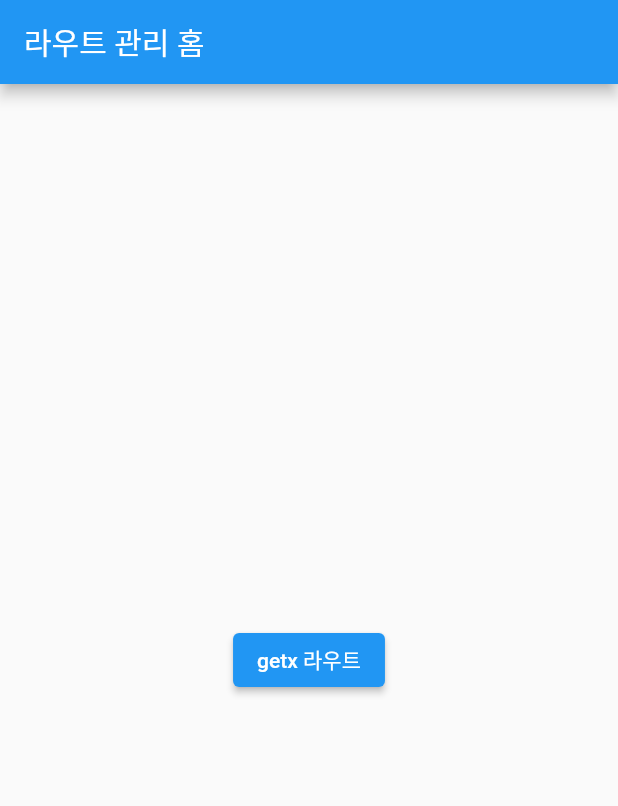
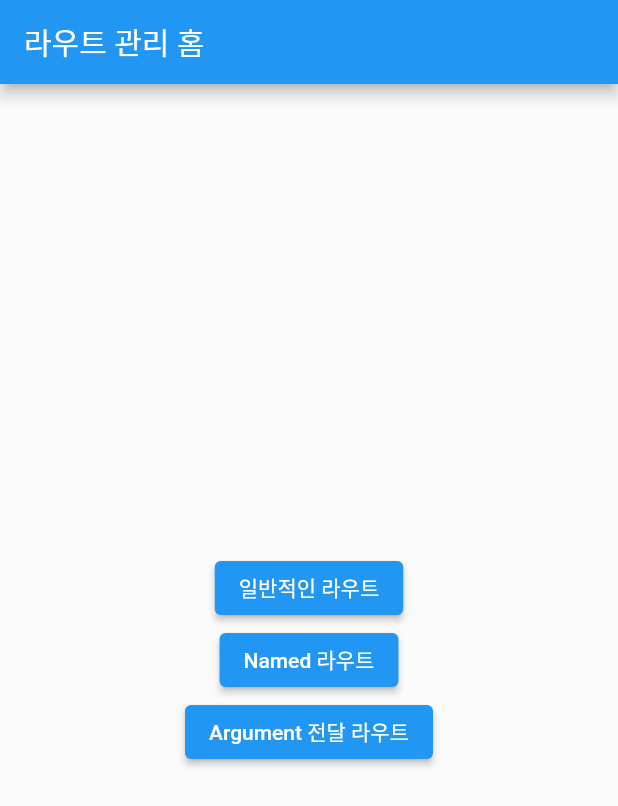
Before and after one commit to devdabong/flutterGetx, a Flutter app: the screen it shows after launch, on a phone screen of 412 x 824 dp. Shown: the top 806 px of the screen. Run offline on Flutter 3.47's test engine with Material 2 defaults, Android fonts, the phone set to English and light mode, and no system bars; our stand-ins replace get.

Commit message:
일반적인 라우터, Named 라우터, Named+argument 라우터

```diff
--- a/lib/main.dart
+++ b/lib/main.dart
@@ -1,5 +1,9 @@
 import 'package:flutter/material.dart';
 import 'package:flutter_getx/src/home.dart';
+import 'package:flutter_getx/src/pages/named/first.dart';
+import 'package:flutter_getx/src/pages/named/second.dart';
+import 'package:flutter_getx/src/pages/next.dart';
+import 'package:flutter_getx/src/pages/normal/first.dart';
 import 'package:get/get.dart';
 
 void main() => runApp(MyApp());
@@ -12,7 +16,37 @@ class MyApp extends StatelessWidget {
       theme: ThemeData(
         primarySwatch: Colors.blue,
       ),
-      home: Home(),
+      //home: Home(),
+      //original named 방식
+      initialRoute: "/",
+      // routes: {
+      //   "/": (context) => Home(),
+      //   "/first": (context) => FirstNamedPage(),
+      //   "/second": (context) => SecondNamedPage(),
+      // },
+      //getx named 방식
+      getPages: [
+        GetPage(
+          name: "/",
+          page: () => Home(),
+          transition: Transition.fade,
+        ),
+        GetPage(
+          name: "/first",
+          page: () => FirstNamedPage(),
+          transition: Transition.fade,
+        ),
+        GetPage(
+          name: "/second",
+          page: () => SecondNamedPage(),
+          transition: Transition.fade,
+        ),
+        GetPage(
+          name: "/next",
+          page: () => NextPage(),
+          transition: Transition.fade,
+        ),
+      ],
     );
   }
 }
--- a/lib/src/home.dart
+++ b/lib/src/home.dart
@@ -3,6 +3,7 @@ import 'package:flutter_getx/src/pages/normal/first.dart';
 import 'package:get/get.dart';
 //import 'package:flutter_getx/src/pages/normal/first.dart';
 
+// github : devdabong/flutterGetx
 class Home extends StatelessWidget {
   @override
   Widget build(BuildContext context) {
@@ -15,9 +16,9 @@ class Home extends StatelessWidget {
           mainAxisAlignment: MainAxisAlignment.center,
           children: [
             ElevatedButton(
-              child: Text("getx 라우트"),
+              child: Text("일반적인 라우트"),
               onPressed: () {
-                // 일반적인 라우트 방식
+                // original 일반적인 라우트 방식
                 // Navigator.of(context).push(MaterialPageRoute(
                 //   builder: (_) => FirstPage(),
                 // ));
@@ -25,10 +26,42 @@ class Home extends StatelessWidget {
                 //getX 를 이용한 라우트 방식
                 Get.to(FirstPage());
               },
-            )
+            ),
+            ElevatedButton(
+              child: Text("Named 라우트"),
+              onPressed: () {
+                // original named 방식
+                //Navigator.of(context).pushNamed("/first");
+
+                // getx named 방식
+                Get.toNamed("/first");
+              },
+            ),
+            ElevatedButton(
+              child: Text("Argument 전달 라우트"),
+              onPressed: () {
+                // original named 방식
+                //Navigator.of(context).pushNamed("/first");
+
+                // getx named 방식
+                Get.toNamed("/next", arguments: User(name: "다봉이", age: 28));
+                //Get.toNamed("/next", arguments: {"name": "다봉", "age": "28"});
+                //Get.toNamed("/next", arguments: "다봉");
+                //Get.toNamed("/first");
+
+                // getx normal 방식
+                //Get.to(FirstPage(), arguments: "다봉");
+              },
+            ),
           ],
         ),
       ),
     );
   }
 }
+
+class User {
+  String name;
+  int age;
+  User({this.name, this.age});
+}
```
Also changed, not shown: lib/src/pages/named/first.dart (added, +28 -0 lines), lib/src/pages/named/second.dart (added, +34 -0 lines), lib/src/pages/next.dart (added, +31 -0 lines).
